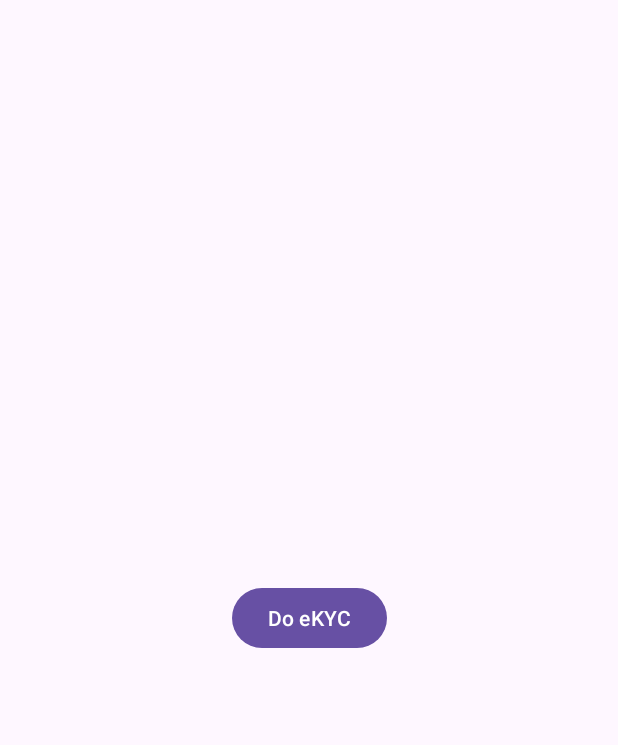
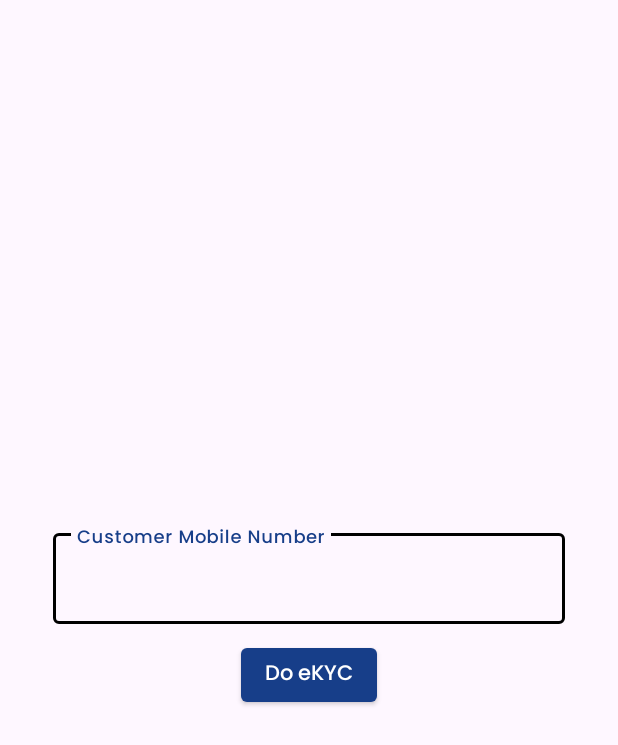
Before and after one commit to ajaysaw/sps_sdk, an Android app: the layout activity_home.xml on its own in the app's theme, with its tools: preview values and no code run, on a phone screen of 412 x 824 dp. Shown: the top 745 px of the screen. Run offline under Robolectric (Android 15) with nearby library versions, the phone set to English and light mode, and no system bars; network calls fail.

Commit message:
final code

```diff
--- a/app/src/main/res/layout/activity_home.xml
+++ b/app/src/main/res/layout/activity_home.xml
@@ -1,11 +1,39 @@
 <?xml version="1.0" encoding="utf-8"?>
-<androidx.constraintlayout.widget.ConstraintLayout xmlns:android="http://schemas.android.com/apk/res/android"
+<LinearLayout xmlns:android="http://schemas.android.com/apk/res/android"
     xmlns:app="http://schemas.android.com/apk/res-auto"
     xmlns:tools="http://schemas.android.com/tools"
     android:id="@+id/main"
     android:layout_width="match_parent"
     android:layout_height="match_parent"
+    android:orientation="vertical"
     tools:context=".HomeActivity">
+    <LinearLayout
+        android:layout_width="match_parent"
+        android:layout_height="match_parent"
+        android:layout_marginLeft="@dimen/dp15"
+        android:layout_marginRight="@dimen/dp15"
+        android:orientation="vertical"
+        android:layout_gravity="center"
+        android:gravity="center"
+        android:theme="@style/Theme.SpsSdk">
+    <com.google.android.material.textfield.TextInputLayout
+        android:id="@+id/tlMobileNo"
+        style="@style/HintUnFocusTextViewStyle"
+        android:layout_width="match_parent"
+        android:layout_height="wrap_content"
+        android:hint="@string/customer_mobile"
+        android:layout_marginLeft="@dimen/dp20"
+        android:layout_marginRight="@dimen/dp20"
+        android:textSize="@dimen/sp15">
+
+        <com.google.android.material.textfield.TextInputEditText
+            android:id="@+id/etMobileNo"
+            style="@style/edittext_style"
+            android:inputType="number"
+            android:maxLength="10" />
+
+    </com.google.android.material.textfield.TextInputLayout>
+
 
     <Button
         android:id="@+id/btnDoKyc"
@@ -13,10 +41,10 @@
         android:layout_height="wrap_content"
         android:text="Do eKYC"
         android:textAllCaps="false"
-        app:layout_constraintBottom_toBottomOf="parent"
-        app:layout_constraintEnd_toEndOf="parent"
-        app:layout_constraintStart_toStartOf="parent"
-        app:layout_constraintTop_toTopOf="parent" />
+        style="@style/TextViewStyle"
+        android:layout_marginTop="@dimen/dp10"
+        android:textColor="@color/white_color"
+        />
+    </LinearLayout>
 
-
-</androidx.constraintlayout.widget.ConstraintLayout>
+</LinearLayout>
--- a/sps_lib/build.gradle.kts
+++ b/sps_lib/build.gradle.kts
@@ -72,5 +72,4 @@ dependencies {
     implementation(libs.lottie)
     implementation (libs.converter.scalars)
 
-
 }
```
Also changed, not shown: app/src/main/java/com/sps/sdk/HomeActivity.kt (+10 -8 lines), sps_lib/src/main/java/com/lib/sps/CommonMethods.kt (+34 -0 lines), sps_lib/src/main/java/com/lib/sps/KycActivity.kt (+48 -33 lines).
